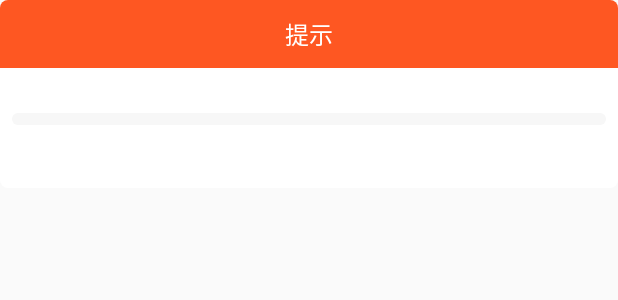
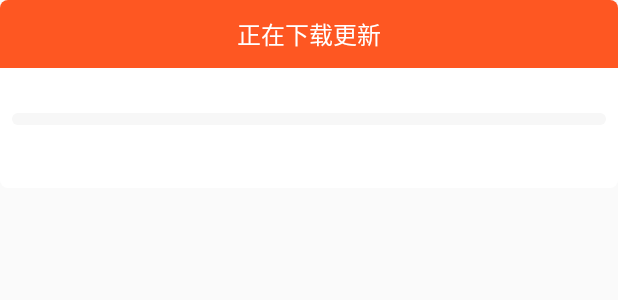
Before and after one commit to DL-ZhangTeng/UpdateVersion, an Android app: the layout common_progress_dialog.xml on its own in the app's theme, with its tools: preview values and no code run, on a phone screen of 412 x 824 dp. Shown: the top 300 px of the screen. Run offline under Robolectric (Android 15) with nearby library versions, the phone set to English and light mode, and no system bars.

Commit message:
string、color使用资源，可在app中使用同名资源替换dialog显示

```diff
--- a/app/src/main/assets/versionInfo.json
+++ b/app/src/main/assets/versionInfo.json
@@ -7,6 +7,7 @@
     "versionCode": 2,
     "versionNo": "1.0.2",
     "forceUpdate": 0,
+    "title": "更新内容",
     "updateDesc": "1.客户端体验优化\n2.UI界面优化升级"
   }
 }
--- a/updateversionlibrary/src/main/java/com/zhangteng/updateversionlibrary/UpdateVersion.java
+++ b/updateversionlibrary/src/main/java/com/zhangteng/updateversionlibrary/UpdateVersion.java
@@ -21,7 +21,7 @@ public class UpdateVersion extends VersionInfoCallback {
     private static String checkUpdateCommonUrl = "";
     private static String provider = BuildConfig.LIBRARY_PACKAGE_NAME + ".FileProvider";
     @ColorRes
-    private static int themeColor = R.color.base_theme_color;
+    private static int themeColor = R.color.version_theme_color;
     @DrawableRes
     private static int uploadImage = R.mipmap.upload_version_gengxin;
     @DrawableRes
@@ -133,7 +133,7 @@ public class UpdateVersion extends VersionInfoCallback {
         private UpdateVersion updateVersion;
         private String provider = BuildConfig.LIBRARY_PACKAGE_NAME + ".FileProvider";
         @ColorRes
-        private int themeColor = R.color.base_theme_color;
+        private int themeColor = R.color.version_theme_color;
         @DrawableRes
         private int uploadImage = R.mipmap.upload_version_gengxin;
         @DrawableRes
--- a/updateversionlibrary/src/main/java/com/zhangteng/updateversionlibrary/dialog/CommonProgressDialog.java
+++ b/updateversionlibrary/src/main/java/com/zhangteng/updateversionlibrary/dialog/CommonProgressDialog.java
@@ -53,13 +53,13 @@ public class CommonProgressDialog extends AlertDialog {
         super.onCreate(savedInstanceState);
         setContentView(R.layout.common_progress_dialog);
         mProgress = findViewById(R.id.progress);
-        if (UpdateVersion.getThemeColor() != R.color.base_theme_color) {
+        if (UpdateVersion.getThemeColor() != R.color.version_theme_color) {
             mProgress.setProgressDrawable(getProgressLayerDrawable());
         }
         mProgressNumber = findViewById(R.id.progress_number);
         mProgressPercent = findViewById(R.id.progress_percent);
         mProgressMessage = findViewById(R.id.progress_message);
-        if (UpdateVersion.getThemeColor() != R.color.base_theme_color) {
+        if (UpdateVersion.getThemeColor() != R.color.version_theme_color) {
             mProgressMessage.setBackground(getTitleBackgroundDrawable());
         }
         onProgressChanged();
--- a/updateversionlibrary/src/main/java/com/zhangteng/updateversionlibrary/dialog/UpdateDialogFragment.java
+++ b/updateversionlibrary/src/main/java/com/zhangteng/updateversionlibrary/dialog/UpdateDialogFragment.java
@@ -54,7 +54,7 @@ public class UpdateDialogFragment extends DialogFragment implements OnClickListe
         mCancel = view.findViewById(R.id.dialog_cancel);
         mCancel.setOnClickListener(this);
         mOk = view.findViewById(R.id.dialog_ok);
-        if (UpdateVersion.getThemeColor() != R.color.base_theme_color) {
+        if (UpdateVersion.getThemeColor() != R.color.version_theme_color) {
             mOk.setTextColor(getResources().getColor(UpdateVersion.getThemeColor()));
         }
         mOk.setOnClickListener(this);
--- a/updateversionlibrary/src/main/java/com/zhangteng/updateversionlibrary/utils/JSONHandler.java
+++ b/updateversionlibrary/src/main/java/com/zhangteng/updateversionlibrary/utils/JSONHandler.java
@@ -30,6 +30,7 @@ public class JSONHandler {
         versionEntity.setAppId(jsonObject.getString("appId"));
         versionEntity.setVersionNo(jsonObject.getString("versionNo"));
         versionEntity.setVersionCode(jsonObject.getInt("versionCode"));
+        versionEntity.setUpdateDesc(jsonObject.getString("title"));
         versionEntity.setUpdateDesc(jsonObject.getString("updateDesc"));
         versionEntity.setForceUpdate(jsonObject.getInt("forceUpdate"));
         return versionEntity;
--- a/updateversionlibrary/src/main/res/drawable/corner_border_submit_loading.xml
+++ b/updateversionlibrary/src/main/res/drawable/corner_border_submit_loading.xml
@@ -1,5 +1,5 @@
 <?xml version="1.0" encoding="utf-8"?>
 <shape xmlns:android="http://schemas.android.com/apk/res/android">
-    <solid android:color="@android:color/white" />
+    <solid android:color="@color/version_bg_color" />
     <corners android:radius="5dp" />
 </shape>
--- a/updateversionlibrary/src/main/res/drawable/dialog_background.xml
+++ b/updateversionlibrary/src/main/res/drawable/dialog_background.xml
@@ -1,6 +1,6 @@
 <?xml version="1.0" encoding="utf-8"?>
 <shape xmlns:android="http://schemas.android.com/apk/res/android">
-    <solid android:color="@color/white" />
+    <solid android:color="@color/version_bg_color" />
     <corners
         android:bottomLeftRadius="5dp"
         android:bottomRightRadius="5dp" />
--- a/updateversionlibrary/src/main/res/drawable/dialog_title_background.xml
+++ b/updateversionlibrary/src/main/res/drawable/dialog_title_background.xml
@@ -1,6 +1,6 @@
 <?xml version="1.0" encoding="utf-8"?>
 <shape xmlns:android="http://schemas.android.com/apk/res/android">
-    <solid android:color="@color/base_theme_color" />
+    <solid android:color="@color/version_theme_color" />
     <corners
         android:topLeftRadius="5dp"
         android:topRightRadius="5dp" />
--- a/updateversionlibrary/src/main/res/drawable/progressbar.xml
+++ b/updateversionlibrary/src/main/res/drawable/progressbar.xml
@@ -21,7 +21,7 @@
         <clip>
             <shape>
                 <corners android:radius="5dip" />
-                <solid android:color="@color/base_theme_color" />
+                <solid android:color="@color/version_theme_color" />
             </shape>
         </clip>
     </item>
--- a/updateversionlibrary/src/main/res/layout/common_progress_dialog.xml
+++ b/updateversionlibrary/src/main/res/layout/common_progress_dialog.xml
@@ -9,8 +9,8 @@
         android:layout_height="@dimen/dialog_title_heigh"
         android:background="@drawable/dialog_title_background"
         android:gravity="center"
-        android:text="提示"
-        android:textColor="@color/white"
+        android:text="@string/progress_message"
+        android:textColor="@color/progress_message_color"
         android:textSize="@dimen/dialog_title_text_size" />
 
     <RelativeLayout
--- a/updateversionlibrary/src/main/res/layout/fragment_common_dialog_common.xml
+++ b/updateversionlibrary/src/main/res/layout/fragment_common_dialog_common.xml
@@ -97,7 +97,7 @@
             android:layout_weight="1"
             android:gravity="center"
             android:text="确定"
-            android:textColor="@color/base_theme_color"
+            android:textColor="@color/version_theme_color"
             android:textSize="@dimen/dialog_ok_font_size" />
     </LinearLayout>
 
--- a/updateversionlibrary/src/main/res/values/colors.xml
+++ b/updateversionlibrary/src/main/res/values/colors.xml
@@ -1,5 +1,7 @@
 <?xml version="1.0" encoding="utf-8"?>
 <resources>
-    <color name="base_theme_color">#FE5722</color>
-    <color name="white">#ffffffff</color>
+    <color name="version_theme_color">#FE5722</color>
+    <color name="version_bg_color">#ffffffff</color>
+
+    <color name="progress_message_color">#ffffffff</color>
 </resources>
```
Also changed, not shown: updateversionlibrary/src/main/java/com/zhangteng/updateversionlibrary/callback/DownloadCallback.java (+10 -7 lines), updateversionlibrary/src/main/java/com/zhangteng/updateversionlibrary/callback/VersionInfoCallback.java (+16 -11 lines), updateversionlibrary/src/main/java/com/zhangteng/updateversionlibrary/entity/VersionEntity.java (+36 -0 lines), updateversionlibrary/src/main/res/values/strings.xml (+23 -0 lines).
